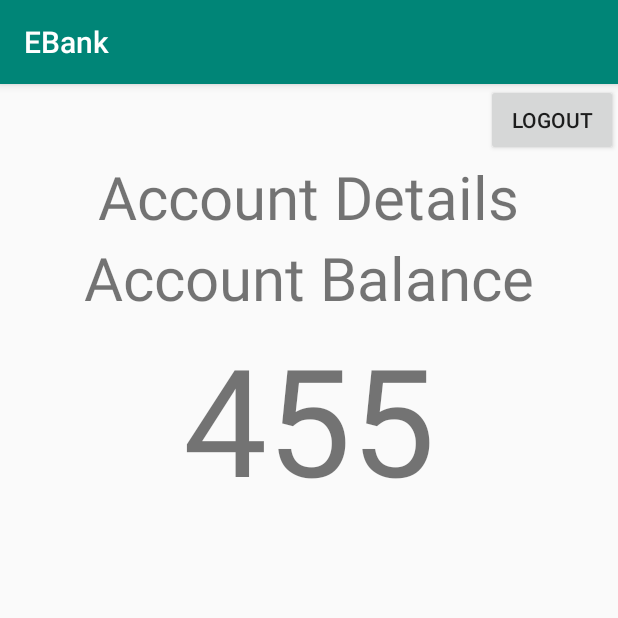
After one commit to onrush1995/E-Bank, an Android app: the UserAccountActivity screen opened directly, with no data from a screen before it, on a phone screen of 412 x 824 dp, the top half of it. The commit adds this screen. Run offline under Robolectric (Android 15) with nearby library versions, the phone set to English and light mode, and no system bars.

Commit message:
Logout Button Added

```diff
--- a/app/src/main/AndroidManifest.xml
+++ b/app/src/main/AndroidManifest.xml
@@ -16,6 +16,7 @@
                 <category android:name="android.intent.category.LAUNCHER" />
             </intent-filter>
         </activity>
+        <activity android:name=".UserAccountActivity"></activity>
     </application>
 
 </manifest>
--- a/app/src/main/java/e/onrush/ebank/MainActivity.java
+++ b/app/src/main/java/e/onrush/ebank/MainActivity.java
@@ -1,5 +1,6 @@
 package e.onrush.ebank;
 
+import android.content.Intent;
 import android.support.v7.app.AppCompatActivity;
 import android.os.Bundle;
 import android.util.Log;
@@ -51,6 +52,10 @@ public class MainActivity extends AppCompatActivity
                     Log.d("BUTTON", "Correct password");
                     Log.d("BUTTON", "username: " + username);
                     Log.d("BUTTON", "password: " + password);
+
+                    Intent launchUserAccount=new Intent(MainActivity.this,UserAccountActivity.class);
+                    startActivity(launchUserAccount);
+
                 } else
                     {
                         Toast logInSuccessToast= Toast.makeText(getApplicationContext(),"Login Failed",Toast.LENGTH_LONG);
--- /dev/null
+++ b/app/src/main/java/e/onrush/ebank/UserAccountActivity.java
@@ -0,0 +1,37 @@
+package e.onrush.ebank;
+
+import android.support.v7.app.AppCompatActivity;
+import android.os.Bundle;
+import android.view.View;
+import android.widget.Button;
+
+public class UserAccountActivity extends AppCompatActivity {
+
+    Button logoutButton;
+
+    @Override
+    protected void onCreate(Bundle savedInstanceState) {
+
+
+        super.onCreate(savedInstanceState);
+        setContentView(R.layout.activity_user_account);
+
+        findAllViews();
+        setupLogoutButton();
+    }
+
+    private void findAllViews(){
+
+        logoutButton=(Button) findViewById(R.id.logoutButton);
+    }
+
+    private void setupLogoutButton()
+    {
+        logoutButton.setOnClickListener(new View.OnClickListener() {
+            @Override
+            public void onClick(View v) {
+                finish();
+            }
+        });
+    }
+}
--- /dev/null
+++ b/app/src/main/res/layout/activity_user_account.xml
@@ -0,0 +1,43 @@
+<?xml version="1.0" encoding="utf-8"?>
+<LinearLayout
+    xmlns:android="http://schemas.android.com/apk/res/android"
+
+    xmlns:tools="http://schemas.android.com/tools"
+    android:layout_width="match_parent"
+    android:layout_height="match_parent"
+    tools:context=".UserAccountActivity"
+    android:orientation="vertical"
+    android:gravity="center_horizontal"
+    >
+
+    <Button
+        android:id="@+id/logoutButton"
+        android:layout_width="wrap_content"
+        android:layout_height="wrap_content"
+        android:text="Logout"
+        android:layout_gravity="right"
+        />
+
+
+    <TextView
+    android:layout_width="wrap_content"
+    android:layout_height="wrap_content"
+        android:textSize="40sp"
+
+    android:text="Account Details"
+    />
+
+    <TextView
+        android:layout_width="wrap_content"
+        android:layout_height="wrap_content"
+        android:textSize="40sp"
+        android:text="Account Balance"
+        />
+
+    <TextView
+        android:layout_width="wrap_content"
+        android:layout_height="wrap_content"
+        android:textSize="100sp"
+        android:text="455"
+        />
+</LinearLayout>
```
